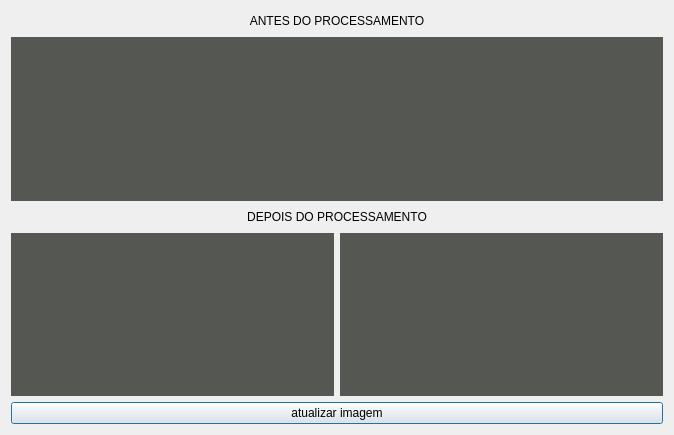
Before: the Qt Designer form Software-Qt/result_view.ui in EngineeringLibrary/BCN3D, drawn with Qt 5.
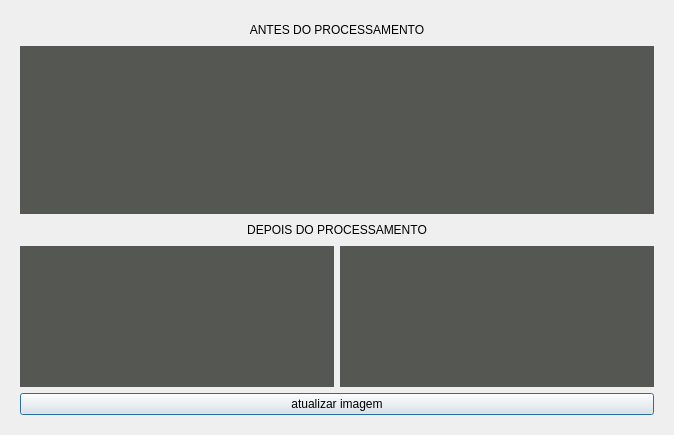
After: the same form once the commit is applied.

Commit message: organização de codigo e melhoria na interface

Patch:
```diff
--- a/Software-Qt/result_view.ui
+++ b/Software-Qt/result_view.ui
@@ -15,6 +15,7 @@
   </property>
   <layout class="QGridLayout" name="gridLayout_2">
    <item row="0" column="0">
+    <widget class="QWidget" name="widget" native="true">
     <layout class="QGridLayout" name="gridLayout">
      <item row="0" column="0">
       <layout class="QVBoxLayout" name="ANTES_GERAL">
@@ -44,9 +45,7 @@
          </property>
         </widget>
        </item>
-      </layout>
-     </item>
-     <item row="1" column="0">
+        <item>
       <layout class="QVBoxLayout" name="DEPOIS_GERAL">
        <item>
         <widget class="QLabel" name="texto_depois">
@@ -90,7 +89,7 @@
        </item>
       </layout>
      </item>
-     <item row="2" column="0">
+        <item>
       <widget class="QPushButton" name="refresh">
        <property name="text">
         <string>atualizar imagem</string>
@@ -98,6 +97,9 @@
       </widget>
      </item>
     </layout>
+      </item>
+     </layout>
+    </widget>
    </item>
   </layout>
  </widget>
```
Left out of the diff: 5 changed lines with no effect on the pictures. Lines whose indentation alone changed are shown as unchanged. The commit also changes 6 other files.
